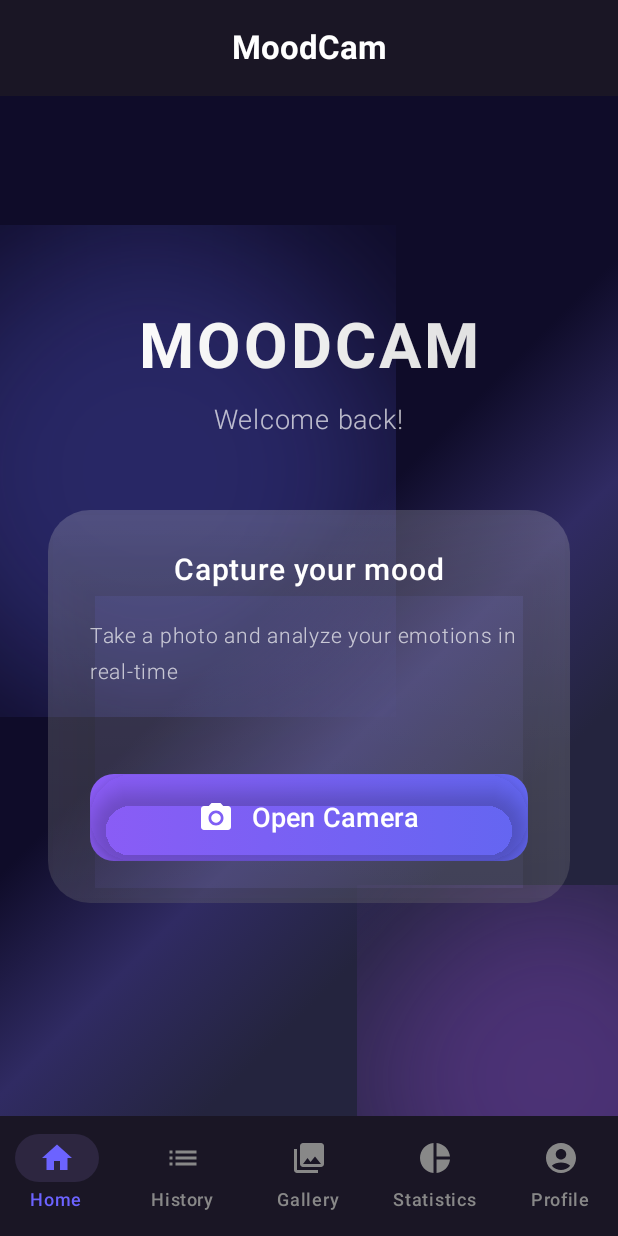
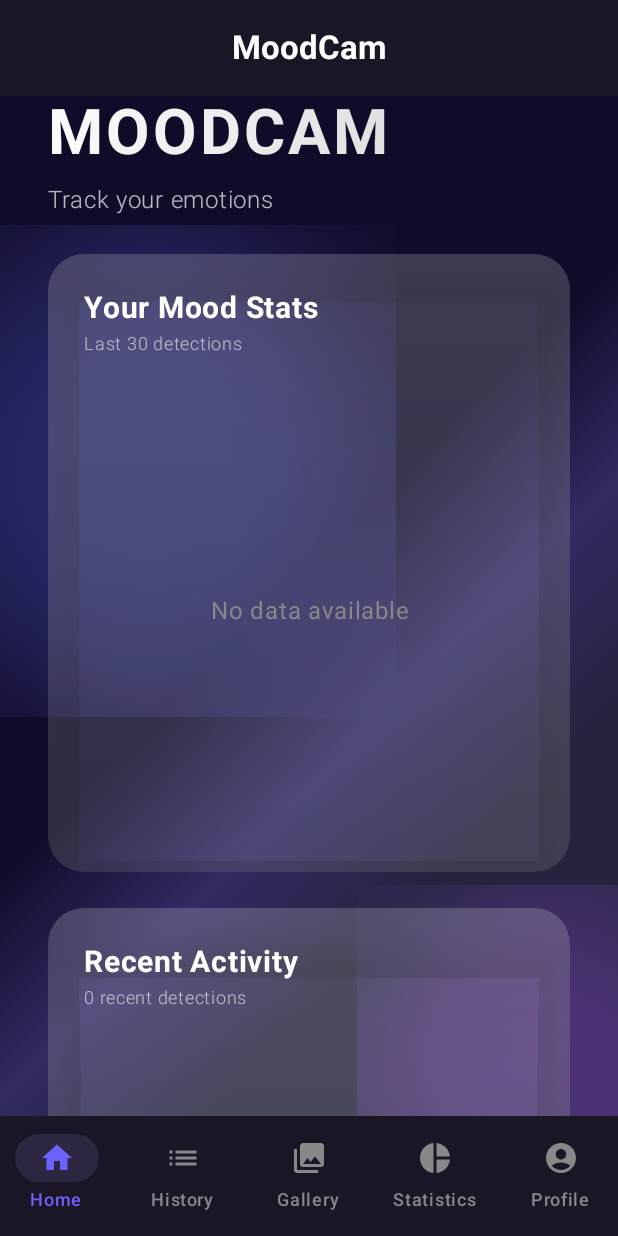
Before and after one commit to PZIO2025-2026/moodcam, an Android app built with Jetpack Compose: the HomeScreen screen opened through its navigation route, on a phone screen of 412 x 824 dp. Run offline under Robolectric (Android 15) with nearby library versions, the phone set to English and light mode, and no system bars; our stand-ins replace Firebase (no records; nobody signed in at launch, a user with empty details on screens opened directly), livedata-compose; libraries missing offline, so code that uses them is left out: org.opencv.android; 2 statements that could not run were skipped.

Commit message:
refactor(home): integrate statistics components
- Replace camera button with EmotionStatsCard
- Add RecentEmotionsCard for recent activity
- Make HomeScreen scrollable
- Use modular components from stats package
- Remove old welcome message and camera button

```diff
--- a/frontend-android/app/src/main/java/com/moodcam/frontend_android/ui/home/HomeScreen.kt
+++ b/frontend-android/app/src/main/java/com/moodcam/frontend_android/ui/home/HomeScreen.kt
@@ -2,7 +2,9 @@ package com.moodcam.frontend_android.ui.home
 
 import androidx.compose.foundation.background
 import androidx.compose.foundation.layout.*
+import androidx.compose.foundation.rememberScrollState
 import androidx.compose.foundation.shape.RoundedCornerShape
+import androidx.compose.foundation.verticalScroll
 import androidx.compose.material.icons.Icons
 import androidx.compose.material.icons.filled.CameraAlt
 import androidx.compose.material3.*
@@ -15,16 +17,30 @@ import androidx.compose.ui.graphics.Color
 import androidx.compose.ui.text.font.FontWeight
 import androidx.compose.ui.unit.dp
 import androidx.compose.ui.unit.sp
-import androidx.navigation.NavController
 import com.moodcam.frontend_android.auth.vm.AuthViewModel
+import com.moodcam.frontend_android.ui.components.stats.EmotionStatsCard
+import com.moodcam.frontend_android.ui.components.stats.RecentEmotionsCard
 import com.moodcam.frontend_android.ui.layouts.PremiumScreenLayout
+import org.koin.androidx.compose.koinViewModel
 
 @Composable
 fun HomeScreen(
 	modifier: Modifier = Modifier,
-	onOpenCamera: () -> Unit
+	onOpenCamera: () -> Unit,
+	authViewModel: AuthViewModel = koinViewModel()
 ) {
+	val userId = authViewModel.getUserId()
+	val scrollState = rememberScrollState()
+
 	PremiumScreenLayout(modifier = modifier) {
+		Column(
+			modifier = Modifier
+				.fillMaxWidth()
+				.verticalScroll(scrollState),
+			verticalArrangement = Arrangement.spacedBy(24.dp)
+		) {
+			// Header
+			Column {
 				Text(
 					text = "MOODCAM",
 					fontSize = 42.sp,
@@ -40,92 +56,30 @@ fun HomeScreen(
 					letterSpacing = 2.sp
 				)
 
-		Spacer(modifier = Modifier.height(12.dp))
+				Spacer(modifier = Modifier.height(8.dp))
 
 				Text(
-			text = "Welcome back!",
-			fontSize = 18.sp,
+					text = "Track your emotions",
+					fontSize = 16.sp,
 					color = Color.White.copy(alpha = 0.7f),
 					fontWeight = FontWeight.Light
 				)
-
-		Spacer(modifier = Modifier.height(48.dp))
-
-		Surface(
-			modifier = Modifier
-				.fillMaxWidth()
-				.clip(RoundedCornerShape(28.dp)),
-			color = Color.White.copy(alpha = 0.08f),
-			tonalElevation = 0.dp,
-			shadowElevation = 24.dp
-		) {
-			Column(
-				modifier = Modifier
-					.background(
-						brush = Brush.verticalGradient(
-							colors = listOf(
-								Color.White.copy(alpha = 0.12f),
-								Color.White.copy(alpha = 0.06f)
-							)
-						)
-					)
-					.padding(28.dp),
-				verticalArrangement = Arrangement.spacedBy(20.dp),
-				horizontalAlignment = Alignment.CenterHorizontally
-			) {
-				Text(
-					text = "Capture your mood",
-					fontSize = 20.sp,
-					fontWeight = FontWeight.Medium,
-					color = Color.White
+			}
+			// Emotion Statistics Card
+			EmotionStatsCard(
+				userId = userId,
+				modifier = Modifier.fillMaxWidth()
 			)
 
-				Text(
-					text = "Take a photo and analyze your emotions in real-time",
-					fontSize = 14.sp,
-					color = Color.White.copy(alpha = 0.7f),
-					fontWeight = FontWeight.Light
+			// Recent Activity Card
+			RecentEmotionsCard(
+				userId = userId,
+				limit = 8,
+				modifier = Modifier.fillMaxWidth()
 			)
 
+			// Bottom padding for scroll
 			Spacer(modifier = Modifier.height(16.dp))
-
-				Button(
-					onClick = onOpenCamera,
-					modifier = Modifier
-						.fillMaxWidth()
-						.height(58.dp)
-						.clip(RoundedCornerShape(16.dp))
-						.background(
-							brush = Brush.horizontalGradient(
-								colors = listOf(
-									Color(0xFF8B5CF6),
-									Color(0xFF6366F1)
-								)
-							)
-						),
-					colors = ButtonDefaults.buttonColors(
-						containerColor = Color.Transparent
-					),
-					elevation = ButtonDefaults.buttonElevation(
-						defaultElevation = 8.dp,
-						pressedElevation = 12.dp
-					)
-				) {
-					Icon(
-						imageVector = Icons.Filled.CameraAlt,
-						contentDescription = "Camera",
-						tint = Color.White,
-						modifier = Modifier.size(24.dp)
-					)
-					Spacer(modifier = Modifier.width(12.dp))
-					Text(
-						"Open Camera",
-						fontSize = 18.sp,
-						fontWeight = FontWeight.SemiBold,
-						color = Color.White
-					)
 		}
 	}
 }
-	}
-}
```
Lines whose indentation alone changed are shown as unchanged.
